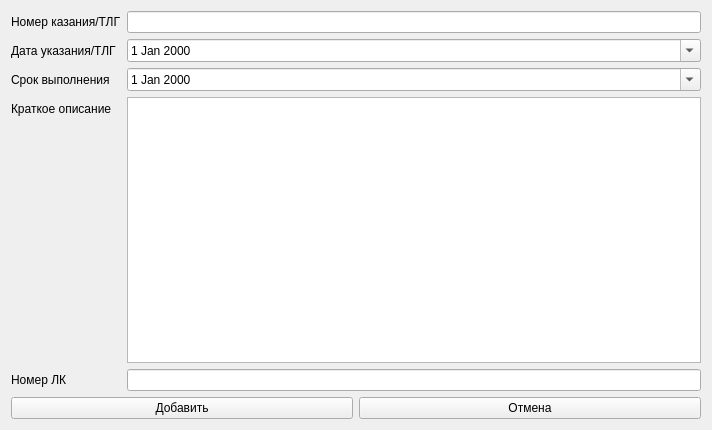
First picture: the form in ui/addlk.ui, repository nightmare04/AO, before the edit.
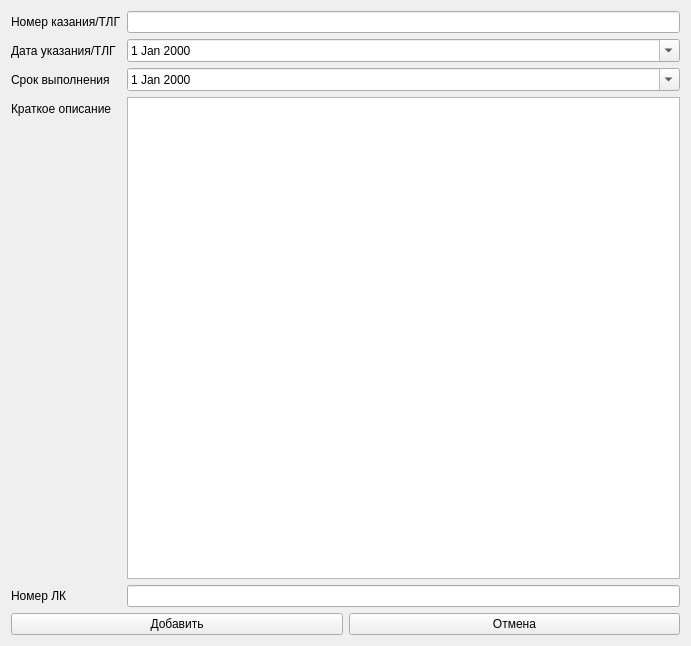
Second picture: the form after the edit.

```diff
--- a/ui/addlk.ui
+++ b/ui/addlk.ui
@@ -9,8 +9,8 @@
    <rect>
     <x>0</x>
     <y>0</y>
-    <width>712</width>
-    <height>430</height>
+    <width>691</width>
+    <height>646</height>
    </rect>
   </property>
   <property name="windowTitle">
```
Left out of the diff: 3 changed lines with no effect on the pictures.
